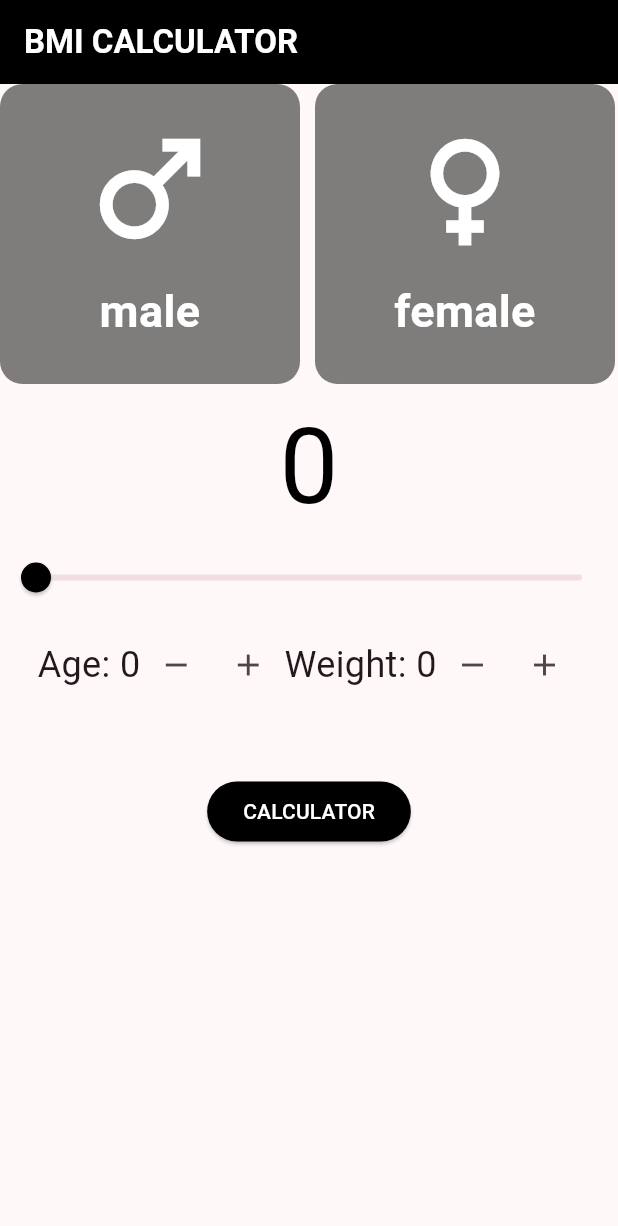
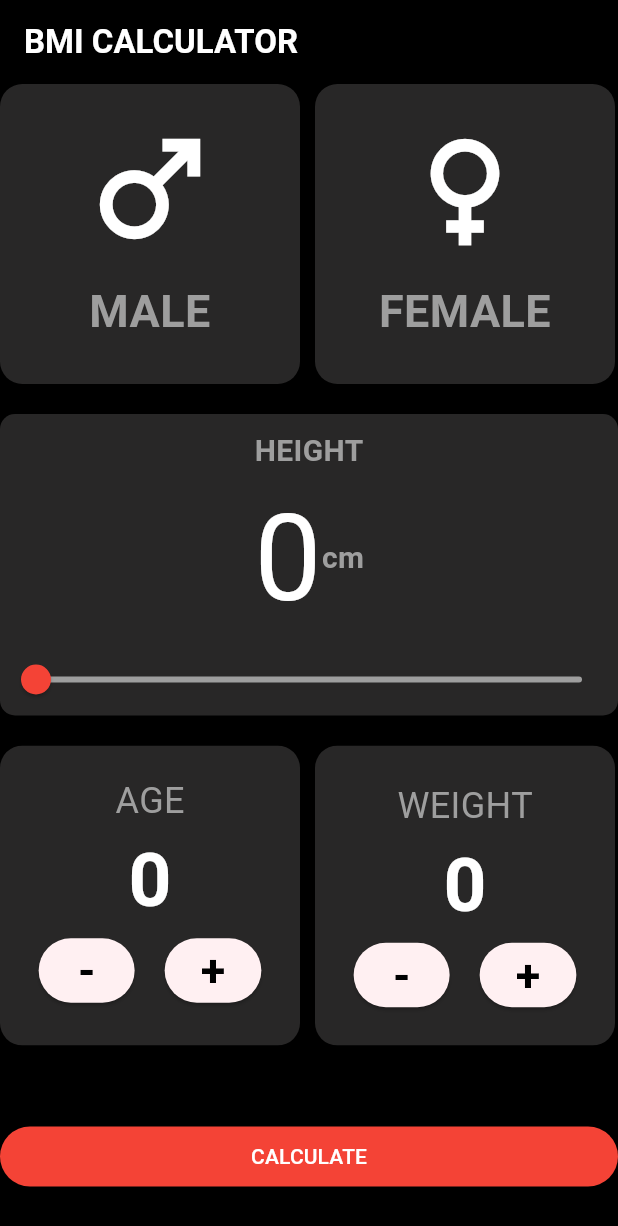
Before and after one commit to maiatef17/BMI-Calculator, a Flutter app: the screen it shows after launch, on a phone screen of 412 x 824 dp. Shown: the top 1226 px of the screen. Run offline on Flutter 3.47's test engine with Material 2 defaults, Android fonts, the phone set to English and light mode, and no system bars.

Commit message:
update ui

```diff
--- a/lib/main.dart
+++ b/lib/main.dart
@@ -1,6 +1,6 @@
 import 'package:flutter/material.dart';
 import 'package:flutter_application_5/pages/form.dart';
-import 'package:flutter_application_5/pages/tols.dart';
+import 'package:flutter_application_5/pages/pmi_page.dart';
 
 void main() {
   runApp(const MyApp());
--- a/lib/pages/form.dart
+++ b/lib/pages/form.dart
@@ -1,5 +1,5 @@
 import 'package:flutter/material.dart';
-import 'package:flutter_application_5/pages/tols.dart';
+import 'package:flutter_application_5/pages/pmi_page.dart';
 
 class FormPage extends StatefulWidget {
   const FormPage({super.key});
@@ -10,6 +10,8 @@ class FormPage extends StatefulWidget {
 
 class _FormPageState extends State<FormPage> {
   double value = 0;
+bool isMaleSelected = false;
+bool isFemaleSelected = false;
 
   int age = 0;
   int weight = 0;
@@ -45,6 +47,7 @@ class _FormPageState extends State<FormPage> {
   @override
   Widget build(BuildContext context) {
     return Scaffold(
+      backgroundColor: Colors.black,
       appBar: AppBar(
         backgroundColor: Colors.black,
         title: Text(
@@ -52,18 +55,25 @@ class _FormPageState extends State<FormPage> {
           style: TextStyle(fontWeight: FontWeight.bold, color: Colors.white),
         ),
       ),
-      body: Column(
+      body: ListView(
         children: [
           Row(
   children: [
-              Container(
+    GestureDetector(
+      onTap: () {
+        setState(() {
+          isMaleSelected = true;
+          isFemaleSelected = false;
+        });
+      },
+      child: Container(
         width: 200,
         height: 200,
         child: ClipRRect(
           borderRadius: BorderRadius.circular(15),
           child: Container(
             height: 150,
-                      color: Colors.black.withOpacity(0.5),
+            color: isMaleSelected ? Colors.grey : Color.fromARGB(255, 40, 39, 39),
             child: Column(
               children: [
                 SizedBox(
@@ -78,12 +88,182 @@ class _FormPageState extends State<FormPage> {
                   height: 10,
                 ),
                 Text(
-                            'male',
+                  'MALE',
                   style: TextStyle(
                     fontWeight: FontWeight.bold,
                     fontSize: 30,
+                    color: isMaleSelected ? Colors.white : Colors.grey,
+                  ),
+                  textAlign: TextAlign.center,
+                ),
+              ],
+            ),
+          ),
+        ),
+      ),
+    ),
+    SizedBox(
+      width: 10,
+    ),
+    GestureDetector(
+      onTap: () {
+        setState(() {
+          isMaleSelected = false;
+          isFemaleSelected = true;
+        });
+      },
+      child: Container(
+        width: 200,
+        height: 200,
+        child: ClipRRect(
+          borderRadius: BorderRadius.circular(15),
+          child: Container(
+            height: 150,
+            color: isFemaleSelected ? Colors.grey : Color.fromARGB(255, 40, 39, 39),
+            child: Column(
+              children: [
+                SizedBox(
+                  height: 20,
+                ),
+                Icon(
+                  Icons.female,
+                  size: 100,
+                  color: Colors.white,
+                ),
+                SizedBox(
+                  height: 10,
+                ),
+                Text(
+                  'FEMALE',
+                  style: TextStyle(
+                    fontWeight: FontWeight.bold,
+                    fontSize: 30,
+                    color: isFemaleSelected ? Colors.white : Colors.grey,
+                  ),
+                  textAlign: TextAlign.center,
+                ),
+              ],
+            ),
+          ),
+        ),
+      ),
+    ),
+  ],
+),
+          SizedBox(
+            height: 20,
+          ),
+          Container(
+            decoration: BoxDecoration(
+              color: Color.fromARGB(255, 40, 39, 39),
+              borderRadius: BorderRadius.circular(10.0),
+            ),
+            child: Column(
+              children: [
+                SizedBox(
+                  height: 10,
+                ),
+                Text(
+                  'HEIGHT',
+                  style: TextStyle(
+                      color: Colors.grey,
+                      fontWeight: FontWeight.bold,
+                      fontSize: 20),
+                ),
+                Row(
+                  mainAxisAlignment: MainAxisAlignment.center,
+                  children: [
+                    Text(
+                      '${value.toInt()}',
+                      style: TextStyle(color: Colors.white, fontSize: 80),
+                    ),
+                    Text('cm',
+                        style: TextStyle(
+                            color: Colors.grey,
+                            fontWeight: FontWeight.bold,
+                            fontSize: 20))
+                  ],
+                ),
+                Slider(
+                  max: 200,
+                  min: 0,
+                  value: value,
+                  onChanged: (v) {
+                    print(v);
+                    setState(() {
+                      value = v;
+                    });
+                  },
+                  inactiveColor: Colors.grey,
+                  activeColor: Colors.white,
+                  thumbColor: Colors.red,
+                ),
+              ],
+            ),
+          ),
+          SizedBox(
+            height: 20,
+          ),
+          Row(
+            children: [
+              Container(
+                width: 200,
+                height: 200,
+                child: ClipRRect(
+                  borderRadius: BorderRadius.circular(15),
+                  child: Container(
+                      height: 150,
+                      color: Color.fromARGB(255, 40, 39, 39),
+                      child: Column(
+                        children: [
+                          SizedBox(
+                            height: 20,
+                          ),
+                          Column(
+                            mainAxisAlignment: MainAxisAlignment.center,
+                            children: <Widget>[
+                              Text(
+                                'AGE',
+                                style:
+                                    TextStyle(fontSize: 24, color: Colors.grey),
+                              ),
+                              Text(
+                                '$age',
+                                style: TextStyle(
+                                    fontSize: 50,
+                                    fontWeight: FontWeight.bold,
                                     color: Colors.white),
-                            textAlign: TextAlign.center,
+                              ),
+                              SizedBox(width: 10),
+                              Row(
+                                mainAxisAlignment: MainAxisAlignment.center,
+                                children: [
+                                  ElevatedButton(
+                                    child: Text(
+                                      '-',
+                                      style: TextStyle(
+                                          fontSize: 30,
+                                          fontWeight: FontWeight.bold,
+                                          color: Colors.black),
+                                    ),
+                                    onPressed: decrementAge,
+                                  ),
+                                  SizedBox(
+                                    width: 20,
+                                  ),
+                                  ElevatedButton(
+                                    child: Text(
+                                      '+',
+                                      style: TextStyle(
+                                          fontSize: 30,
+                                          fontWeight: FontWeight.bold,
+                                          color: Colors.black),
+                                    ),
+                                    onPressed: incrementAge,
+                                  ),
+                                ],
+                              )
+                            ],
                           ),
                         ],
                       )),
@@ -99,100 +279,61 @@ class _FormPageState extends State<FormPage> {
                   borderRadius: BorderRadius.circular(15),
                   child: Container(
                     height: 150,
-                      color: Colors.black.withOpacity(0.5),
+                    color: Color.fromARGB(255, 40, 39, 39),
                     child: Column(
-                        children: [
-                          SizedBox(
-                            height: 20,
-                          ),
-                          Icon(
-                            Icons.female,
-                            size: 100,
-                            color: Colors.white,
-                          ),
-                          SizedBox(
-                            height: 10,
-                          ),
-                          Text(
-                            'female',
-                            style: TextStyle(
-                                fontWeight: FontWeight.bold,
-                                fontSize: 30,
-                                color: Colors.white),
-                            textAlign: TextAlign.center,
-                          ),
-                        ],
-                      )),
-                ),
-              ),
-            ],
-          ),
-          SizedBox(
-            height: 5,
-          ),
-          Text(
-            '${value.toInt()}',
-            style: TextStyle(color: Colors.black, fontSize: 70),
-          ),
-          Slider(
-            max: 200,
-            min: 0,
-            value: value,
-            onChanged: (v) {
-              print(v);
-              setState(() {
-                value = v;
-              });
-            },
-            activeColor: Colors.black,
-            thumbColor: Colors.black,
-          ),
-          SizedBox(
-            height: 10,
-          ),
-          Row(
-            mainAxisAlignment: MainAxisAlignment.center,
-            children: <Widget>[
-              Row(
                       mainAxisAlignment: MainAxisAlignment.center,
                       children: <Widget>[
                         Text(
-                    'Age: $age',
-                    style: TextStyle(fontSize: 24),
+                          'WEIGHT',
+                          style: TextStyle(fontSize: 24, color: Colors.grey),
                         ),
-                  IconButton(
-                    icon: Icon(Icons.remove),
-                    onPressed: decrementAge,
+                        Text(
+                          '$weight',
+                          style: TextStyle(
+                              fontSize: 50,
+                              fontWeight: FontWeight.bold,
+                              color: Colors.white),
                         ),
-                  IconButton(
-                    icon: Icon(Icons.add),
-                    onPressed: incrementAge,
-                  ),
-                ],
-              ),
-              SizedBox(height: 20),
-              Text(
-                'Weight: $weight',
-                style: TextStyle(fontSize: 24),
-              ),
+                        SizedBox(width: 10),
                         Row(
                           mainAxisAlignment: MainAxisAlignment.center,
-                children: <Widget>[
-                  IconButton(
-                    icon: Icon(Icons.remove),
+                          children: [
+                            ElevatedButton(
+                              child: Text(
+                                '-',
+                                style: TextStyle(
+                                    fontSize: 30,
+                                    fontWeight: FontWeight.bold,
+                                    color: Colors.black),
+                              ),
                               onPressed: decrementWeight,
                             ),
-                  IconButton(
-                    icon: Icon(Icons.add),
+                            SizedBox(
+                              width: 20,
+                            ),
+                            ElevatedButton(
+                              child: Text(
+                                '+',
+                                style: TextStyle(
+                                    fontSize: 30,
+                                    fontWeight: FontWeight.bold,
+                                    color: Colors.black),
+                              ),
                               onPressed: incrementWeight,
                             ),
                           ],
+                        )
+                      ],
+                    ),
+                  ),
+                ),
               ),
             ],
           ),
           SizedBox(
             height: 50,
           ),
+          Spacer(),
           ElevatedButton(
             onPressed: () {
               double bmi = (weight / 100) / ((value / 1000) * (value / 1000));
@@ -204,9 +345,9 @@ class _FormPageState extends State<FormPage> {
                         )),
               );
             },
-            style: ElevatedButton.styleFrom(backgroundColor: Colors.black),
+            style: ElevatedButton.styleFrom(backgroundColor: Colors.red),
             child: Text(
-              'CALCULATOR',
+              'CALCULATE',
               style: TextStyle(color: Colors.white),
             ),
           ),
```
Also changed, not shown: lib/pages/pmi_page.dart (added, +123 -0 lines), lib/pages/tols.dart (deleted, +0 -78 lines). Lines whose indentation alone changed are shown as unchanged.
